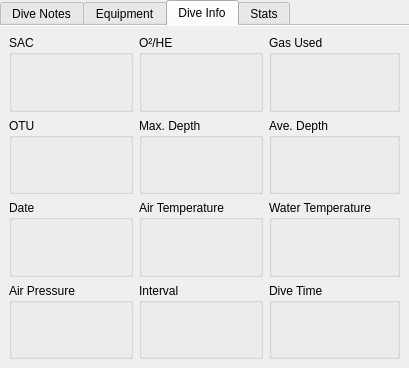
subsurface/subsurface, file qt-ui/maintab.ui: the form before one commit.
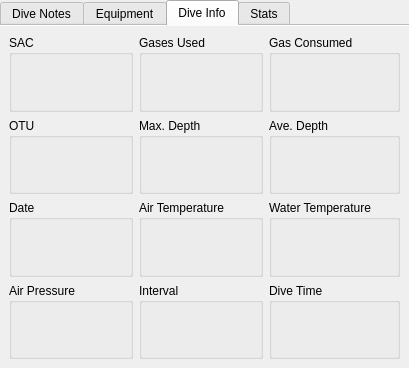
The form after the commit. Custom widgets are drawn as their Qt base class.

Commit message:
List only the gases used in the Info tab
The equipment tab will still show all defined gases, but the info for
the dive should only list the ones used.

Also change the name of the two gas related boxes to better reflect the
data that is shown.

The edit to the form file:
```diff
--- a/qt-ui/maintab.ui
+++ b/qt-ui/maintab.ui
@@ -240,7 +240,7 @@
     <item row="0" column="1">
      <widget class="QGroupBox" name="groupBox_3">
       <property name="title">
-       <string>O²/HE</string>
+       <string>Gases Used</string>
       </property>
       <layout class="QHBoxLayout" name="horizontalLayout_4">
        <item>
@@ -335,7 +335,7 @@
     <item row="0" column="2">
      <widget class="QGroupBox" name="groupBox_4">
       <property name="title">
-       <string>Gas Used</string>
+       <string>Gas Consumed</string>
       </property>
       <layout class="QHBoxLayout" name="horizontalLayout_5">
        <item>
```
The commit also changes 1 other file.
